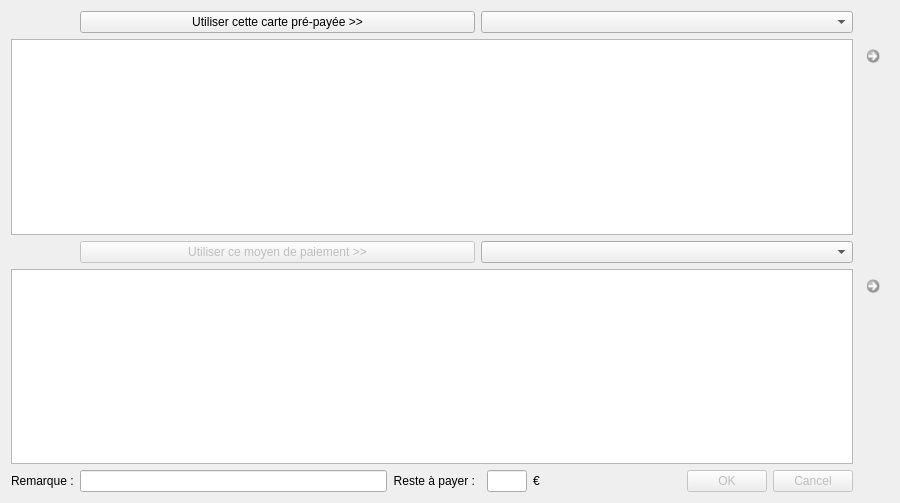
Before: the Qt Designer form f_paiement.ui in nivhg/ludopen, drawn with Qt 5.
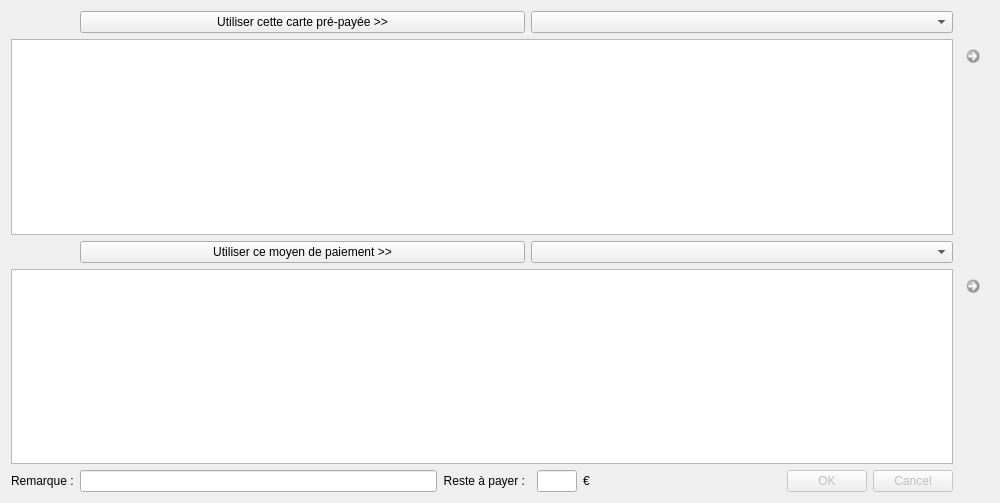
After: the same form once the commit is applied. Icons and pictures are not drawn.

What changed in the file:
```diff
--- a/f_paiement.ui
+++ b/f_paiement.ui
@@ -6,7 +6,7 @@
    <rect>
     <x>0</x>
     <y>0</y>
-    <width>900</width>
+    <width>1000</width>
     <height>503</height>
    </rect>
   </property>
@@ -18,7 +18,7 @@
   </property>
   <property name="minimumSize">
    <size>
-    <width>900</width>
+    <width>1000</width>
     <height>503</height>
    </size>
   </property>
@@ -154,7 +154,7 @@
      <item row="3" column="1" colspan="2">
       <widget class="QPushButton" name="Bt_AjouterAutrePaiement">
        <property name="enabled">
-        <bool>false</bool>
+        <bool>true</bool>
        </property>
        <property name="sizePolicy">
         <sizepolicy hsizetype="Ignored" vsizetype="Fixed">
```
